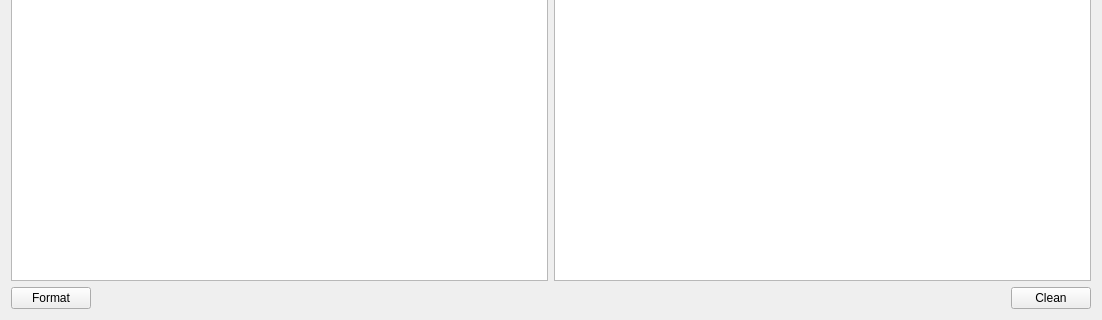
Old version of the form 3_script/python/GUI/qt/toolbox/tools/tool_text_json.ui in the repository Ziv-Android/Note; both pictures show x 0 to 1102 and y 343 to 663 of the 1102 by 663 pixel window.
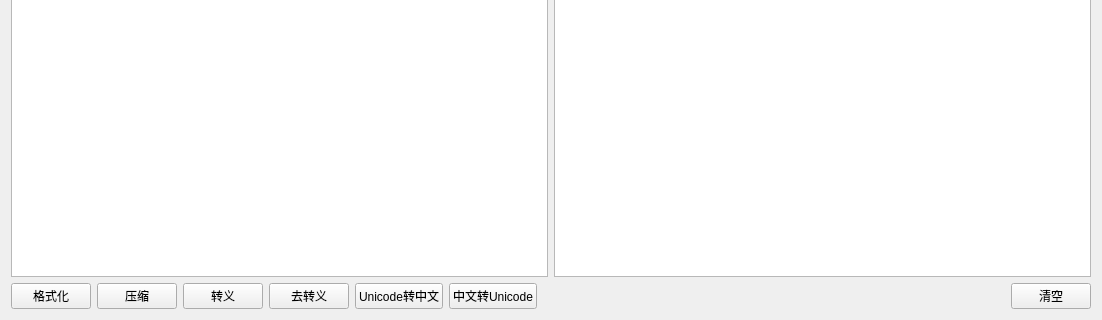
New version of the form.

The edit to the form file:
```diff
--- a/3_script/python/GUI/qt/toolbox/tools/tool_text_json.ui
+++ b/3_script/python/GUI/qt/toolbox/tools/tool_text_json.ui
@@ -20,7 +20,7 @@
       <widget class="QTextEdit" name="textEdit"/>
      </item>
      <item>
-      <widget class="QTextBrowser" name="textBrowser"/>
+      <widget class="QTreeView" name="treeView"/>
      </item>
     </layout>
    </item>
@@ -29,7 +29,42 @@
      <item>
       <widget class="QPushButton" name="pushButton">
        <property name="text">
-        <string>Format</string>
+        <string>格式化</string>
+       </property>
+      </widget>
+     </item>
+     <item>
+      <widget class="QPushButton" name="reduceBtn">
+       <property name="text">
+        <string>压缩</string>
+       </property>
+      </widget>
+     </item>
+     <item>
+      <widget class="QPushButton" name="escapedBtn">
+       <property name="text">
+        <string>转义</string>
+       </property>
+      </widget>
+     </item>
+     <item>
+      <widget class="QPushButton" name="unescapedBtn">
+       <property name="text">
+        <string>去转义</string>
+       </property>
+      </widget>
+     </item>
+     <item>
+      <widget class="QPushButton" name="unicodeToChineseBtn">
+       <property name="text">
+        <string>Unicode转中文</string>
+       </property>
+      </widget>
+     </item>
+     <item>
+      <widget class="QPushButton" name="chineseToUnicodeBtn">
+       <property name="text">
+        <string>中文转Unicode</string>
        </property>
       </widget>
      </item>
@@ -49,7 +84,7 @@
      <item>
       <widget class="QPushButton" name="cleanBtn">
        <property name="text">
-        <string>Clean</string>
+        <string>清空</string>
        </property>
       </widget>
      </item>
```
Left out of the diff: 2 changed lines with no effect on the pictures.
